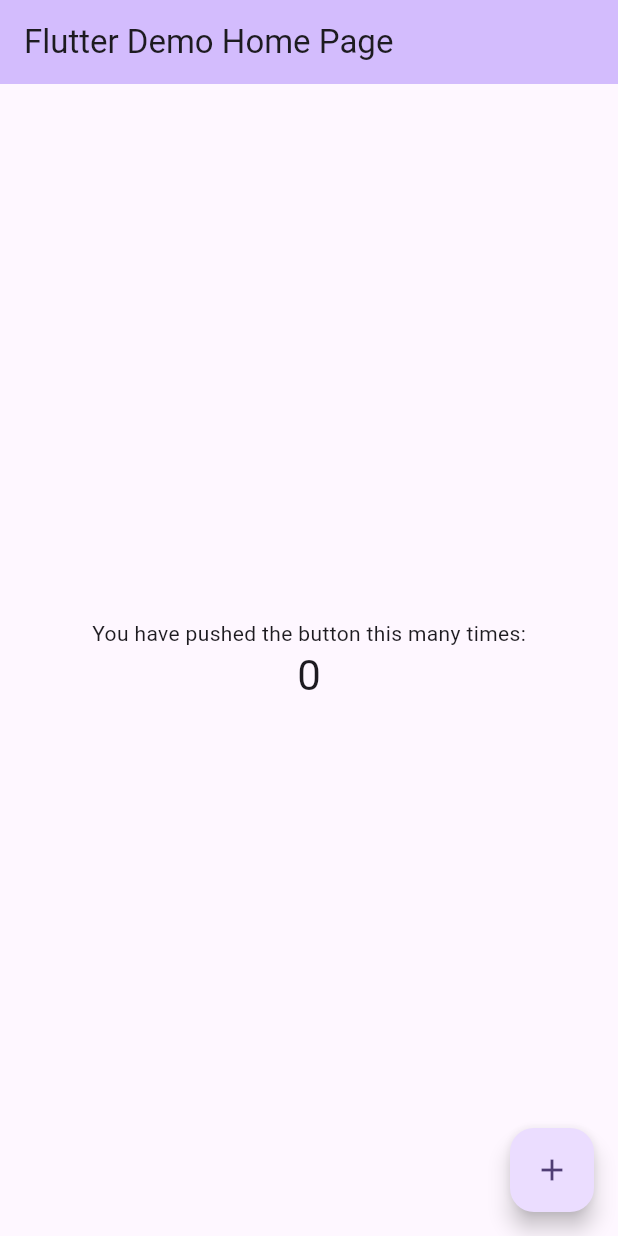
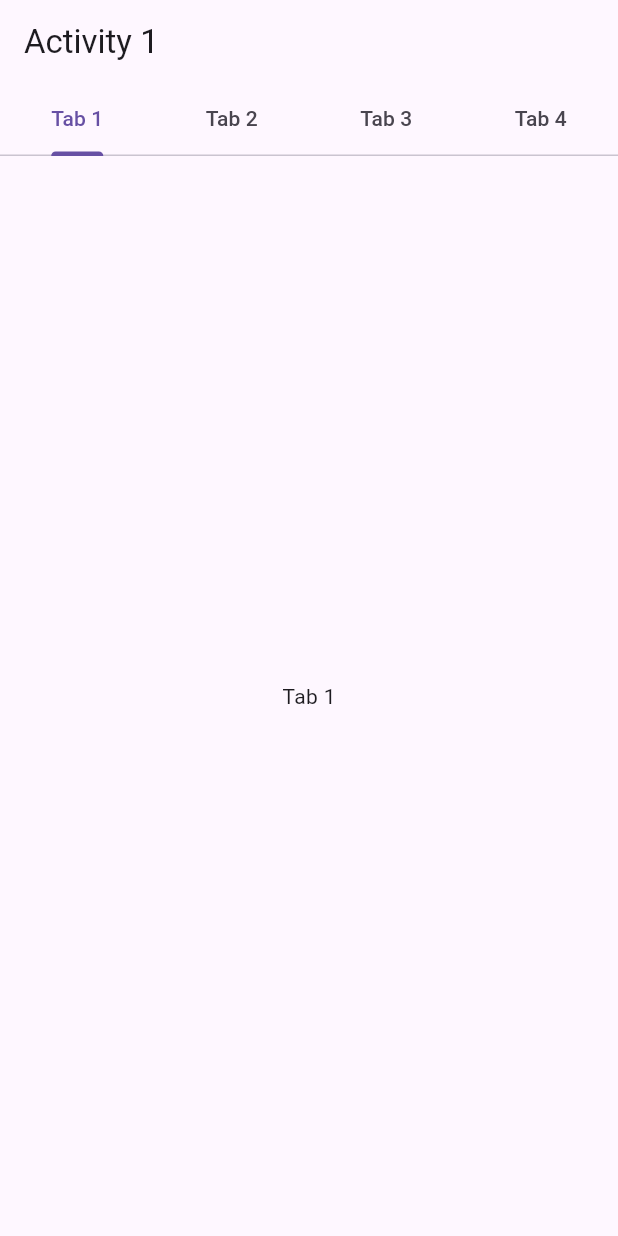
Before and after one commit to nikhilchowdary-yamani/digital_pet_App, a Flutter app: the screen it shows after launch, on a phone screen of 412 x 824 dp. Run offline on Flutter 3.47's test engine with Material 3 defaults, Android fonts, the phone set to English and light mode, and no system bars.

Commit message:
final adjustments

```diff
--- a/lib/main.dart
+++ b/lib/main.dart
@@ -1,125 +1,96 @@
 import 'package:flutter/material.dart';
 
 void main() {
-  runApp(const MyApp());
+  runApp(MyApp());
 }
 
 class MyApp extends StatelessWidget {
   const MyApp({super.key});
 
-  // This widget is the root of your application.
   @override
   Widget build(BuildContext context) {
     return MaterialApp(
-      title: 'Flutter Demo',
-      theme: ThemeData(
-        // This is the theme of your application.
-        //
-        // TRY THIS: Try running your application with "flutter run". You'll see
-        // the application has a purple toolbar. Then, without quitting the app,
-        // try changing the seedColor in the colorScheme below to Colors.green
-        // and then invoke "hot reload" (save your changes or press the "hot
-        // reload" button in a Flutter-supported IDE, or press "r" if you used
-        // the command line to start the app).
-        //
-        // Notice that the counter didn't reset back to zero; the application
-        // state is not lost during the reload. To reset the state, use hot
-        // restart instead.
-        //
-        // This works for code too, not just values: Most code changes can be
-        // tested with just a hot reload.
-        colorScheme: ColorScheme.fromSeed(seedColor: Colors.deepPurple),
-        useMaterial3: true,
+      // This is the stateless widget
+      home: DefaultTabController(
+        length: 3,
+        child: _TabsNonScrollableDemo(),
       ),
-      home: const MyHomePage(title: 'Flutter Demo Home Page'),
     );
   }
 }
 
-class MyHomePage extends StatefulWidget {
-  const MyHomePage({super.key, required this.title});
+// THis is the stateful widget that stores the look of the tab
+class _TabsNonScrollableDemo extends StatefulWidget {
+  @override
+  __TabsNonScrollableDemoState createState() => __TabsNonScrollableDemoState();
+}
 
-  // This widget is the home page of your application. It is stateful, meaning
-  // that it has a State object (defined below) that contains fields that affect
-  // how it looks.
+class __TabsNonScrollableDemoState extends State<_TabsNonScrollableDemo>
+    with SingleTickerProviderStateMixin, RestorationMixin {
+  late TabController _tabController;
 
-  // This class is the configuration for the state. It holds the values (in this
-  // case the title) provided by the parent (in this case the App widget) and
-  // used by the build method of the State. Fields in a Widget subclass are
-  // always marked "final".
-
-  final String title;
+  final RestorableInt tabIndex = RestorableInt(0);
 
   @override
-  State<MyHomePage> createState() => _MyHomePageState();
-}
+  String get restorationId => 'tab_non_scrollable_demo';
 
-class _MyHomePageState extends State<MyHomePage> {
-  int _counter = 0;
+  @override
+  void restoreState(RestorationBucket? oldBucket, bool initialRestore) {
+    registerForRestoration(tabIndex, 'tab_index');
+    _tabController.index = tabIndex.value;
+  }
 
-  void _incrementCounter() {
-    setState(() {
-      // This call to setState tells the Flutter framework that something has
-      // changed in this State, which causes it to rerun the build method below
-      // so that the display can reflect the updated values. If we changed
-      // _counter without calling setState(), then the build method would not be
-      // called again, and so nothing would appear to happen.
-      _counter++;
+  @override
+  void initState() {
+    super.initState();
+    _tabController = TabController(
+      initialIndex: 0,
+      length: 4,
+      vsync: this,
+    );
+    _tabController.addListener(() {
+      setState(() {
+        tabIndex.value = _tabController.index;
+      });
     });
   }
 
   @override
+  void dispose() {
+    _tabController.dispose();
+    tabIndex.dispose();
+    super.dispose();
+  }
+
+  @override
   Widget build(BuildContext context) {
-    // This method is rerun every time setState is called, for instance as done
-    // by the _incrementCounter method above.
-    //
-    // The Flutter framework has been optimized to make rerunning build methods
-    // fast, so that you can just rebuild anything that needs updating rather
-    // than having to individually change instances of widgets.
+// For the ToDo task hint: consider defining the widget and name of the tabs here
+    final tabs = ['Tab 1', 'Tab 2', 'Tab 3', 'Tab 4'];
+
     return Scaffold(
       appBar: AppBar(
-        // TRY THIS: Try changing the color here to a specific color (to
-        // Colors.amber, perhaps?) and trigger a hot reload to see the AppBar
-        // change color while the other colors stay the same.
-        backgroundColor: Theme.of(context).colorScheme.inversePrimary,
-        // Here we take the value from the MyHomePage object that was created by
-        // the App.build method, and use it to set our appbar title.
-        title: Text(widget.title),
-      ),
-      body: Center(
-        // Center is a layout widget. It takes a single child and positions it
-        // in the middle of the parent.
-        child: Column(
-          // Column is also a layout widget. It takes a list of children and
-          // arranges them vertically. By default, it sizes itself to fit its
-          // children horizontally, and tries to be as tall as its parent.
-          //
-          // Column has various properties to control how it sizes itself and
-          // how it positions its children. Here we use mainAxisAlignment to
-          // center the children vertically; the main axis here is the vertical
-          // axis because Columns are vertical (the cross axis would be
-          // horizontal).
-          //
-          // TRY THIS: Invoke "debug painting" (choose the "Toggle Debug Paint"
-          // action in the IDE, or press "p" in the console), to see the
-          // wireframe for each widget.
-          mainAxisAlignment: MainAxisAlignment.center,
-          children: <Widget>[
-            const Text(
-              'You have pushed the button this many times:',
-            ),
-            Text(
-              '$_counter',
-              style: Theme.of(context).textTheme.headlineMedium,
-            ),
+        automaticallyImplyLeading: false,
+        title: Text(
+          'Activity 1',
+        ),
+        bottom: TabBar(
+          controller: _tabController,
+          isScrollable: false,
+          tabs: [
+            for (final tab in tabs) Tab(text: tab),
           ],
         ),
       ),
-      floatingActionButton: FloatingActionButton(
-        onPressed: _incrementCounter,
-        tooltip: 'Increment',
-        child: const Icon(Icons.add),
-      ), // This trailing comma makes auto-formatting nicer for build methods.
+      body: TabBarView(
+        controller: _tabController,
+        children: [
+// hint for the to do task:Considering creating the different for different tabs
+          for (final tab in tabs)
+            Center(
+              child: Text(tab),
+            ),
+        ],
+      ),
     );
   }
 }
```
